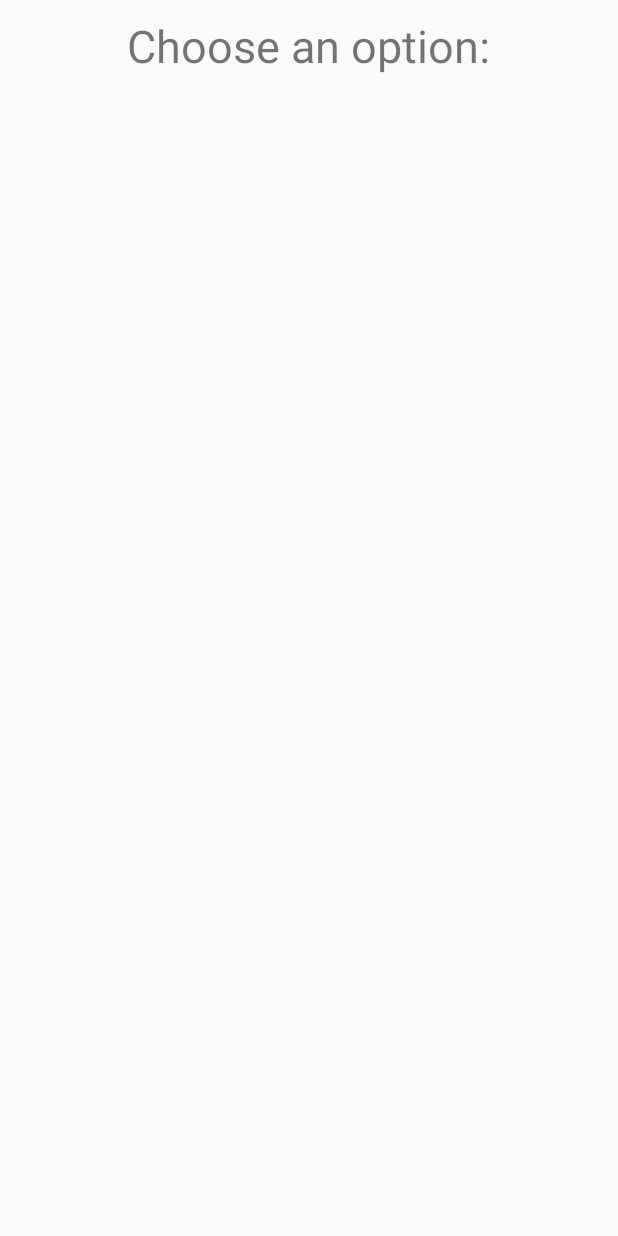
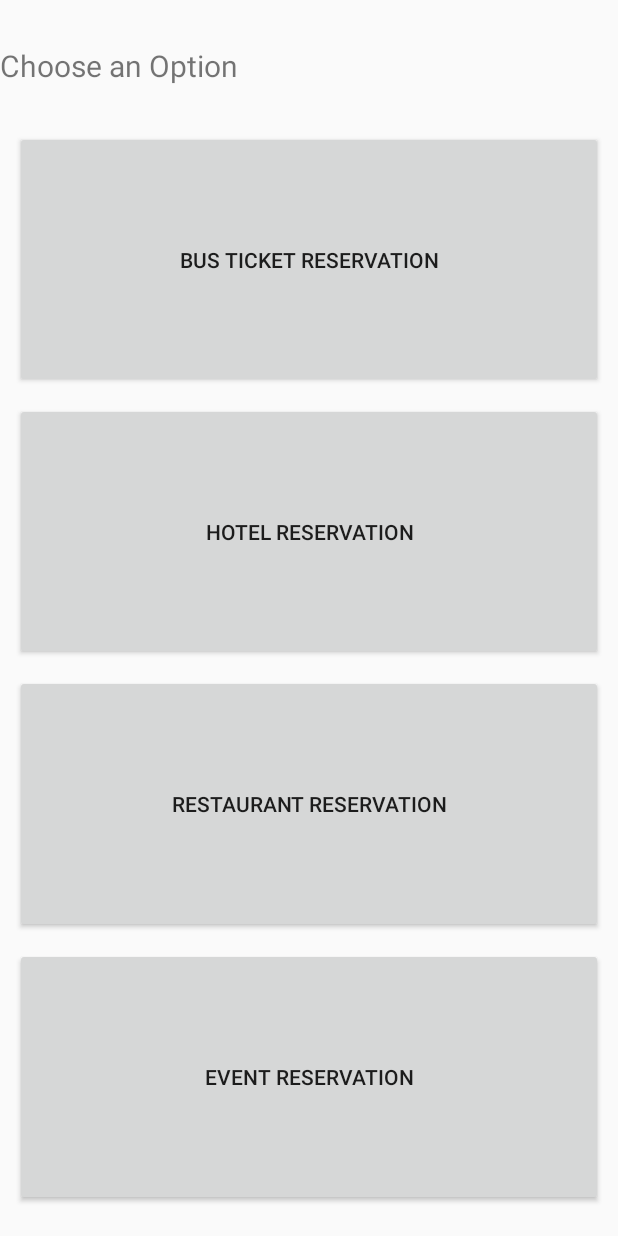
Before and after one commit to ktscates/eBooking, an Android app: the layout options_activity.xml on its own in the app's theme, with its tools: preview values and no code run, on a phone screen of 412 x 824 dp. Run offline under Robolectric (Android 15) with nearby library versions, the phone set to English and light mode, and no system bars.

Commit message:
Change option layout, add colors comment unnecesary lines

```diff
--- a/app/src/main/java/com/example/ebooking/MainActivity.java
+++ b/app/src/main/java/com/example/ebooking/MainActivity.java
@@ -4,11 +4,9 @@ import androidx.appcompat.app.AppCompatActivity;
 
 import android.content.Intent;
 import android.os.Bundle;
-import android.util.Log;
 import android.view.View;
 import android.widget.Button;
 import android.widget.EditText;
-import android.widget.Toast;
 
 public class MainActivity extends AppCompatActivity {
 
--- a/app/src/main/res/layout/options_activity.xml
+++ b/app/src/main/res/layout/options_activity.xml
@@ -1,26 +1,59 @@
 <?xml version="1.0" encoding="utf-8"?>
-<RelativeLayout xmlns:android="http://schemas.android.com/apk/res/android"
+<LinearLayout xmlns:android="http://schemas.android.com/apk/res/android"
     xmlns:tools="http://schemas.android.com/tools"
-    android:orientation="vertical"
     android:layout_width="match_parent"
     android:layout_height="match_parent"
+    android:orientation="vertical"
     tools:context="com.example.ebooking.OptionsActivity">
 
     <TextView
         android:id="@+id/option_text_view"
         android:layout_width="wrap_content"
         android:layout_height="wrap_content"
-        android:text="Choose an option:"
+        android:layout_marginTop="30dp"
+        android:layout_marginBottom="30dp"
         android:layout_centerHorizontal="true"
-        android:textSize="30sp"
-        android:layout_margin="10dp"/>
+        android:textSize="20sp"
+        android:text="Choose an Option" />
 
-    <ListView
-        android:id="@+id/option_list_view"
+    <Button
+        android:id="@+id/bus_button"
         android:layout_width="match_parent"
-        android:layout_height="wrap_content"
-        android:layout_below="@id/option_text_view"
-        android:layout_alignParentRight="true"
-        android:layout_alignParentEnd="true" />
+        android:layout_height="0dp"
+        android:layout_marginBottom="10dp"
+        android:layout_weight="1"
+        android:layout_marginLeft="10dp"
+        android:layout_marginRight="10dp"
+        android:text="Bus Ticket Reservation" />
 
-</RelativeLayout>
+    <Button
+        android:id="@+id/hotel_button"
+        android:layout_width="match_parent"
+        android:layout_height="0dp"
+        android:layout_marginBottom="10dp"
+        android:layout_weight="1"
+        android:layout_marginLeft="10dp"
+        android:layout_marginRight="10dp"
+        android:text="Hotel Reservation" />
+
+    <Button
+        android:id="@+id/resto_button"
+        android:layout_width="match_parent"
+        android:layout_height="0dp"
+        android:layout_marginBottom="10dp"
+        android:layout_marginLeft="10dp"
+        android:layout_marginRight="10dp"
+        android:layout_weight="1"
+        android:text="Restaurant Reservation" />
+
+    <Button
+        android:id="@+id/event_button"
+        android:layout_width="match_parent"
+        android:layout_height="0dp"
+        android:layout_marginBottom="20dp"
+        android:layout_weight="1"
+        android:layout_marginLeft="10dp"
+        android:layout_marginRight="10dp"
+        android:text="Event Reservation" />
+
+</LinearLayout>
--- a/app/src/main/res/values/colors.xml
+++ b/app/src/main/res/values/colors.xml
@@ -1,6 +1,11 @@
 <?xml version="1.0" encoding="utf-8"?>
 <resources>
-    <color name="colorPrimary">#008577</color>
-    <color name="colorPrimaryDark">#00574B</color>
-    <color name="colorAccent">#D81B60</color>
+    <color name="colorPrimary">#FF5722</color>
+    <color name="colorPrimaryDark">#E64A19</color>
+    <color name="colorPrimaryLight">#FFCCBC</color>
+    <color name="colorTextIcons">#FFFFFF</color>
+    <color name="colorAccent">#009688</color>
+    <color name="colorPrimaryText">#212121</color>
+    <color name="colorSecondaryText">#727272</color>
+    <color name="colorDivider">#B6B6B6</color>
 </resources>
```
Also changed, not shown: app/src/main/java/com/example/ebooking/OptionsActivity.java (+0 -23 lines), app/src/main/java/com/example/ebooking/OptionsArrayAdapter.java (+30 -30 lines).
